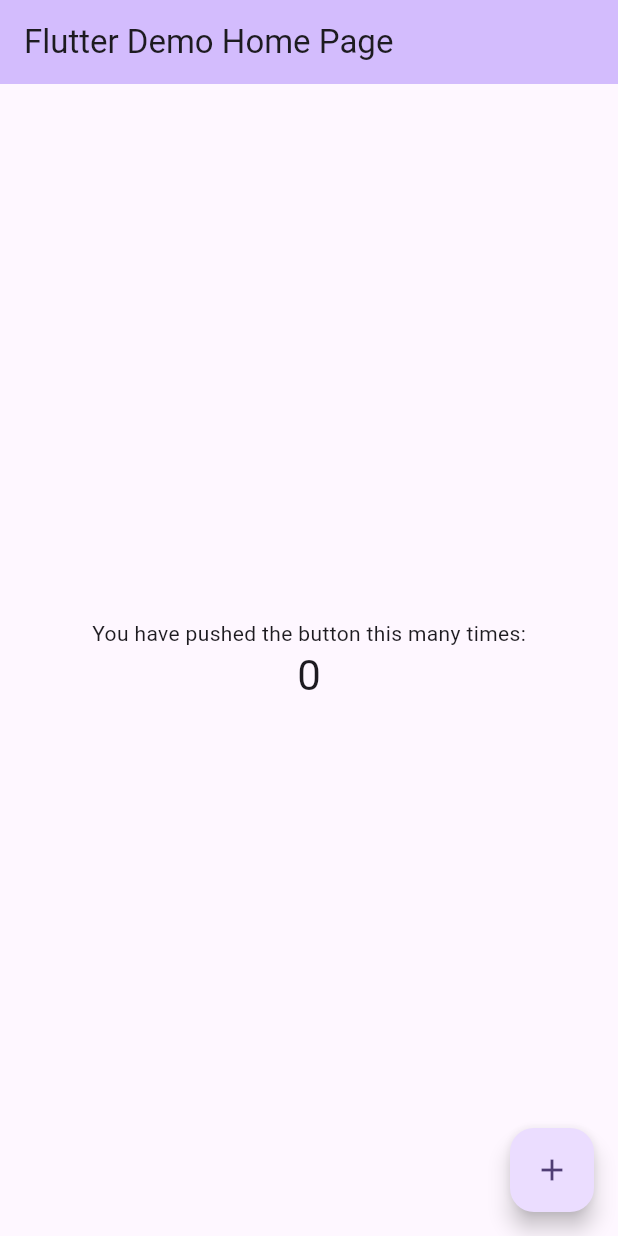
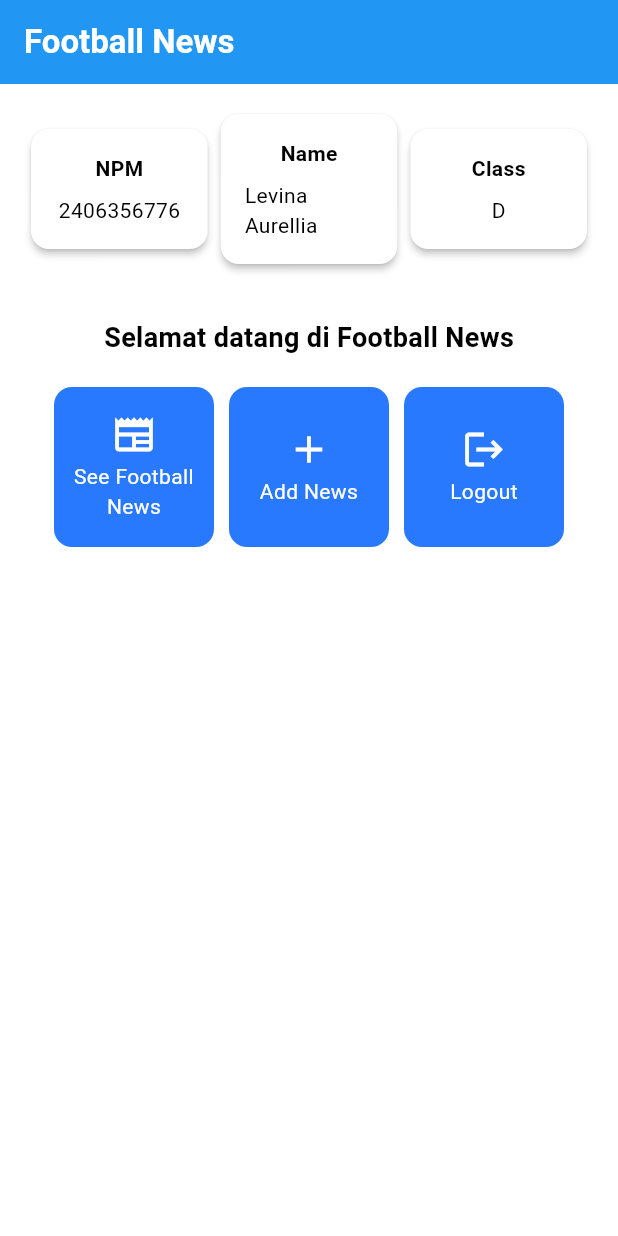
Before and after one commit to levinaaurellia/football-news-mobile, a Flutter app: the screen it shows after launch, on a phone screen of 412 x 824 dp. Run offline on Flutter 3.47's test engine with Material 3 defaults, Android fonts, the phone set to English and light mode, and no system bars.

Commit message:
tutorial 6 selesai

```diff
--- a/lib/main.dart
+++ b/lib/main.dart
@@ -1,4 +1,5 @@
 import 'package:flutter/material.dart';
+import 'package:football_news/menu.dart';
 
 void main() {
   runApp(const MyApp());
@@ -28,95 +29,8 @@ class MyApp extends StatelessWidget {
         //
         // This works for code too, not just values: Most code changes can be
         // tested with just a hot reload.
-        colorScheme: ColorScheme.fromSeed(seedColor: Colors.deepPurple),
-      ),
-      home: const MyHomePage(title: 'Flutter Demo Home Page'),
+        colorScheme: ColorScheme.fromSwatch(primarySwatch: Colors.blue).copyWith(secondary: Colors.blueAccent[400]),      ),
+      home: MyHomePage(),
     );
   }
 }
-
-class MyHomePage extends StatefulWidget {
-  const MyHomePage({super.key, required this.title});
-
-  // This widget is the home page of your application. It is stateful, meaning
-  // that it has a State object (defined below) that contains fields that affect
-  // how it looks.
-
-  // This class is the configuration for the state. It holds the values (in this
-  // case the title) provided by the parent (in this case the App widget) and
-  // used by the build method of the State. Fields in a Widget subclass are
-  // always marked "final".
-
-  final String title;
-
-  @override
-  State<MyHomePage> createState() => _MyHomePageState();
-}
-
-class _MyHomePageState extends State<MyHomePage> {
-  int _counter = 0;
-
-  void _incrementCounter() {
-    setState(() {
-      // This call to setState tells the Flutter framework that something has
-      // changed in this State, which causes it to rerun the build method below
-      // so that the display can reflect the updated values. If we changed
-      // _counter without calling setState(), then the build method would not be
-      // called again, and so nothing would appear to happen.
-      _counter++;
-    });
-  }
-
-  @override
-  Widget build(BuildContext context) {
-    // This method is rerun every time setState is called, for instance as done
-    // by the _incrementCounter method above.
-    //
-    // The Flutter framework has been optimized to make rerunning build methods
-    // fast, so that you can just rebuild anything that needs updating rather
-    // than having to individually change instances of widgets.
-    return Scaffold(
-      appBar: AppBar(
-        // TRY THIS: Try changing the color here to a specific color (to
-        // Colors.amber, perhaps?) and trigger a hot reload to see the AppBar
-        // change color while the other colors stay the same.
-        backgroundColor: Theme.of(context).colorScheme.inversePrimary,
-        // Here we take the value from the MyHomePage object that was created by
-        // the App.build method, and use it to set our appbar title.
-        title: Text(widget.title),
-      ),
-      body: Center(
-        // Center is a layout widget. It takes a single child and positions it
-        // in the middle of the parent.
-        child: Column(
-          // Column is also a layout widget. It takes a list of children and
-          // arranges them vertically. By default, it sizes itself to fit its
-          // children horizontally, and tries to be as tall as its parent.
-          //
-          // Column has various properties to control how it sizes itself and
-          // how it positions its children. Here we use mainAxisAlignment to
-          // center the children vertically; the main axis here is the vertical
-          // axis because Columns are vertical (the cross axis would be
-          // horizontal).
-          //
-          // TRY THIS: Invoke "debug painting" (choose the "Toggle Debug Paint"
-          // action in the IDE, or press "p" in the console), to see the
-          // wireframe for each widget.
-          mainAxisAlignment: MainAxisAlignment.center,
-          children: <Widget>[
-            const Text('You have pushed the button this many times:'),
-            Text(
-              '$_counter',
-              style: Theme.of(context).textTheme.headlineMedium,
-            ),
-          ],
-        ),
-      ),
-      floatingActionButton: FloatingActionButton(
-        onPressed: _incrementCounter,
-        tooltip: 'Increment',
-        child: const Icon(Icons.add),
-      ), // This trailing comma makes auto-formatting nicer for build methods.
-    );
-  }
-}
--- /dev/null
+++ b/lib/menu.dart
@@ -0,0 +1,144 @@
+import 'package:flutter/material.dart';
+
+/// Halaman utama
+class MyHomePage extends StatelessWidget {
+  MyHomePage({super.key}); // constructor tanpa argumen
+
+  // Data diri
+  final String nama  = "Levina Aurellia";
+  final String npm   = "2406356776";
+  final String kelas = "D";
+
+  // Tombol-tombol di homepage
+  final List<ItemHomepage> items = [
+    ItemHomepage("See Football News", Icons.newspaper),
+    ItemHomepage("Add News", Icons.add),
+    ItemHomepage("Logout", Icons.logout),
+  ];
+
+  @override
+  Widget build(BuildContext context) {
+    return Scaffold(
+      appBar: AppBar(
+        title: const Text(
+          'Football News',
+          style: TextStyle(color: Colors.white, fontWeight: FontWeight.bold),
+        ),
+        backgroundColor: Theme.of(context).colorScheme.primary,
+      ),
+      body: Padding(
+        padding: const EdgeInsets.all(16.0),
+        child: Column(
+          crossAxisAlignment: CrossAxisAlignment.center,
+          children: [
+            // 3 kartu info di 1 baris
+            Row(
+              mainAxisAlignment: MainAxisAlignment.spaceEvenly,
+              children: [
+                InfoCard(title: 'NPM',  content: npm),
+                InfoCard(title: 'Name', content: nama),
+                InfoCard(title: 'Class', content: kelas),
+              ],
+            ),
+            const SizedBox(height: 16),
+            Center(
+              child: Column(
+                children: [
+                  const Padding(
+                    padding: EdgeInsets.only(top: 16),
+                    child: Text(
+                      'Selamat datang di Football News',
+                      style: TextStyle(fontWeight: FontWeight.bold, fontSize: 18),
+                    ),
+                  ),
+                  // Grid 3 kolom untuk tombol
+                  GridView.count(
+                    primary: true,
+                    padding: const EdgeInsets.all(20),
+                    crossAxisSpacing: 10,
+                    mainAxisSpacing: 10,
+                    crossAxisCount: 3,
+                    shrinkWrap: true,
+                    children: items.map((item) => ItemCard(item)).toList(),
+                  ),
+                ],
+              ),
+            ),
+          ],
+        ),
+      ),
+    );
+  }
+}
+
+/// Kartu informasi sederhana (judul + isi)
+class InfoCard extends StatelessWidget {
+  final String title;
+  final String content;
+  const InfoCard({super.key, required this.title, required this.content});
+
+  @override
+  Widget build(BuildContext context) {
+    return Card(
+      elevation: 2,
+      child: Container(
+        width: MediaQuery.of(context).size.width / 3.5,
+        padding: const EdgeInsets.all(16),
+        child: Column(
+          children: [
+            Text(title, style: const TextStyle(fontWeight: FontWeight.bold)),
+            const SizedBox(height: 8),
+            Text(content),
+          ],
+        ),
+      ),
+    );
+  }
+}
+
+/// Model tombol di homepage
+class ItemHomepage {
+  final String name;
+  final IconData icon;
+  ItemHomepage(this.name, this.icon);
+}
+
+/// Kartu tombol dengan ikon
+class ItemCard extends StatelessWidget {
+  final ItemHomepage item;
+  const ItemCard(this.item, {super.key});
+
+  @override
+  Widget build(BuildContext context) {
+    return Material(
+      color: Theme.of(context).colorScheme.secondary,
+      borderRadius: BorderRadius.circular(12),
+      child: InkWell(
+        onTap: () {
+          ScaffoldMessenger.of(context)
+            ..hideCurrentSnackBar()
+            ..showSnackBar(
+              SnackBar(content: Text("Kamu telah menekan tombol ${item.name}!")),
+            );
+        },
+        child: Container(
+          padding: const EdgeInsets.all(8),
+          child: Center(
+            child: Column(
+              mainAxisAlignment: MainAxisAlignment.center,
+              children: [
+                Icon(item.icon, color: Colors.white, size: 30),
+                const SizedBox(height: 3),
+                Text(
+                  item.name,
+                  textAlign: TextAlign.center,
+                  style: const TextStyle(color: Colors.white),
+                ),
+              ],
+            ),
+          ),
+        ),
+      ),
+    );
+  }
+}
```
